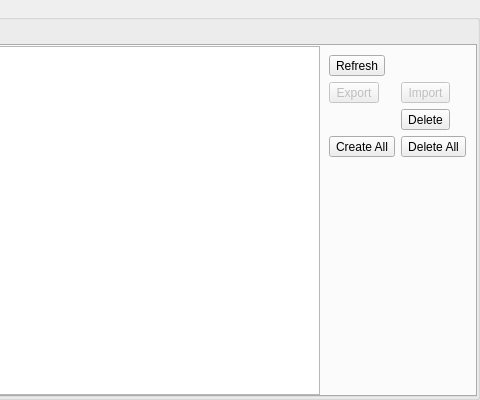
Before: the Qt Designer form ui/UI/SchemaMenu.ui in alexe-mgn/MCHSMediaAnalysis, drawn with Qt 5; both pictures show x 220 to 700 and y 0 to 400 of the 700 by 400 pixel window.
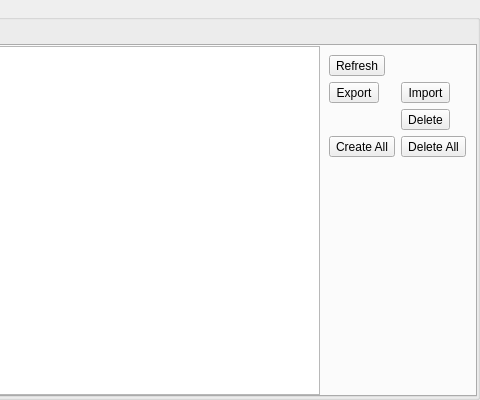
After: the same form once the commit is applied. The open tabs and pages were chosen to show the change.

Commit message: AdminMenu export

The edit to the form file:
```diff
--- a/ui/UI/SchemaMenu.ui
+++ b/ui/UI/SchemaMenu.ui
@@ -104,7 +104,7 @@
           <item row="1" column="0">
            <widget class="QToolButton" name="buttonExportTable">
             <property name="enabled">
-             <bool>false</bool>
+             <bool>true</bool>
             </property>
             <property name="text">
              <string>Export</string>
@@ -114,7 +114,7 @@
           <item row="1" column="1">
            <widget class="QToolButton" name="buttonImportTable">
             <property name="enabled">
-             <bool>false</bool>
+             <bool>true</bool>
             </property>
             <property name="text">
              <string>Import</string>
```
Left out of the diff: 2 changed lines with no effect on the pictures. The commit also changes 1 other file.
